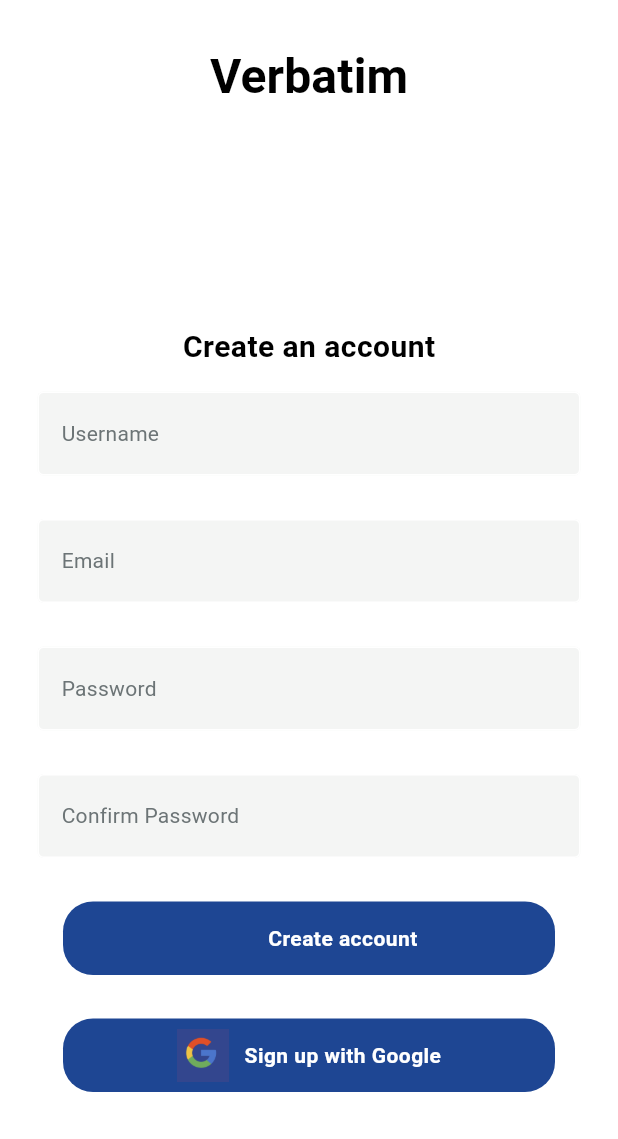
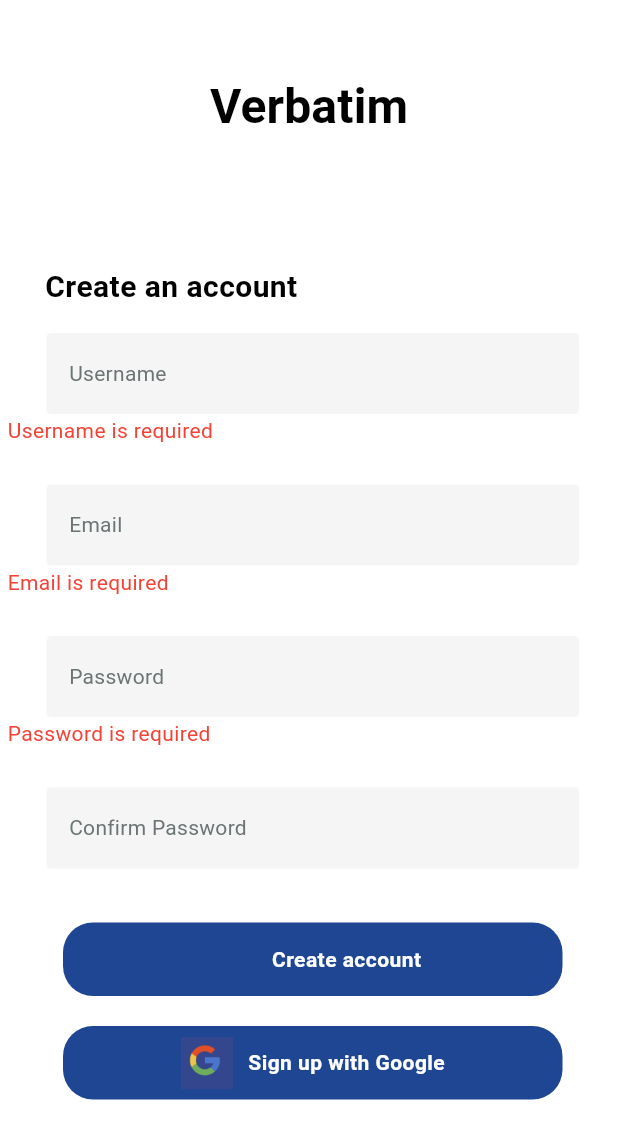
Before and after one commit to dartmouth-cs98-23f/verbatim_frontend, a Flutter app: the screen it shows after launch, after a tap on "Create account", on a phone screen of 412 x 824 dp. Shown: the top 1139 px of the screen. Run offline on Flutter 3.47's test engine with Material 3 defaults, Android fonts, the light colour scheme and no system bars; our stand-ins replace get; Roboto replaces fonts that are missing (Mulish, Poppins).

Commit message:
Updated sign up page--It can now make basic checks on the user's information when they sign up and the information is being saved in the verbatim database.

```diff
--- a/lib/Components/my_button.dart
+++ b/lib/Components/my_button.dart
@@ -15,10 +15,11 @@ class MyButton extends StatelessWidget {
 
   @override
   Widget build(BuildContext context) {
-    return GestureDetector(
+    return SafeArea(
+      child: GestureDetector(
         onTap: onTap,
         child: Container(
-        width: 328,
+          width: 333,
           height: 49,
           padding: const EdgeInsets.symmetric(horizontal: 18),
           decoration: ShapeDecoration(
@@ -61,6 +62,7 @@ class MyButton extends StatelessWidget {
             ],
           ),
         ),
+      ),
     );
   }
 }
--- a/lib/screens/signUp.dart
+++ b/lib/screens/signUp.dart
@@ -15,31 +15,13 @@ class SignUp extends StatefulWidget {
 
 class _SignUpState extends State<SignUp> {
   late String _backendResponse = "";
+  Map<String, Text> validationErrors = {};
   final usernameController = TextEditingController();
   final emailController = TextEditingController();
   final passwordController = TextEditingController();
+  final confirmPasswordController = TextEditingController();
 
-  Future<String> fetchFromBackend() async {
-    try {
-      final response =
-      await http.get(Uri.parse('http://localhost:8080/api/v1/helloWorld'));
-
-      if (response.statusCode == 200) {
-        // If the server did return a 200 OK response,
-        // then parse the JSON.
-        return response.body;
-      } else {
-        // If the server did not return a 200 OK response,
-        // then throw an exception.
-        //throw Exception('Failed to load album');
-        return "response.body";
-      }
-    } catch (E) {
-      return "something went wrong " + E.toString();
-    }
-  }
-
-  void signUp(BuildContext context, username, String email, String password) async {
+  void signUp(BuildContext context, username, String email, String password, String confirmPassword) async {
     final response = await http.post(
       Uri.parse('http://localhost:8080/api/v1/register'),
       headers: <String, String>{
@@ -64,22 +46,91 @@ class _SignUpState extends State<SignUp> {
     }
   }
 
-  void placeHolder(){
-    print('Successfully signed up!');
+  // To be implemented later
+  void signUpWithGoogle(){
+    print('Signing up with Google to be done later!');
   }
 
+  bool isValidEmail(String email) {
+    // Use a regular expression to validate email format
+    final emailRegex = RegExp(r"^[a-zA-Z0-9.!#$%&'*+/=?^_`{|}~-]+@[a-zA-Z0-9](?:[a-zA-Z0-9-]{0,253}[a-zA-Z0-9])?(?:\.[a-zA-Z0-9](?:[a-zA-Z0-9-]{0,253}[a-zA-Z0-9])?)*$");
+    return emailRegex.hasMatch(email);
+  }
+
+  void placeHolder(BuildContext context, String username, String email, String password, String confirmedPassword) {
+    // Clear any previous validation errors
+    setState(() {
+      validationErrors.clear();
+    });
+
+    validateField(username, "username", "Username is required");
+    validateField(email, "email", "Email is required");
+    validateField(password, "password", "Password is required");
+    validateField(confirmedPassword, "confirmedPassword", "Confirm your password");
+
+    // Check for specific validation rules
+    if (username.isNotEmpty) {
+      if (username.contains('@')) {
+        setValidationError("username", "Username should not contain the '@' character");
+      }
+    }
+
+    if (email.isNotEmpty && !isValidEmail(email)) {
+      setValidationError("email", "The email you provided is invalid. Verify again.");
+    }
+
+    if (password.isNotEmpty) {
+      if (password.length < 8) {
+        setValidationError("password", "Your password should be at least 8 characters long.");
+      }
+    }
+
+    if (password.isNotEmpty && password != confirmedPassword) {
+      setValidationError("passwordMismatch", "Passwords do not match.");
+    }
+
+    if (validationErrors.isEmpty) {
+      // Continue with sign-up
+      print('Successfully signed up with this info: $username, $email, $password, $confirmedPassword');
+      signUp(context, username, email, password, confirmedPassword);
+      print('After');
+    }
+  }
+
+  void validateField(String value, String fieldName, String errorMessage) {
+    if (value.isEmpty) {
+      setValidationError(fieldName, errorMessage);
+    }
+  }
+
+  void setValidationError(String field, String message) {
+    setState(() {
+      validationErrors[field] = Text(
+        message,
+        style: TextStyle(color: Colors.red),
+      );
+    });
+  }
+
+  Widget? getValidationErrorWidget(String field) {
+    return validationErrors.containsKey(field) ? validationErrors[field] : null;
+  }
 
   @override
   Widget build(BuildContext context) {
     return Scaffold(
       backgroundColor: Colors.white,
       body: SafeArea(
+        child: SingleChildScrollView(
           child: Center(
             child: Column(
               children: [
-              const SizedBox(height: 50),
-
-              Text('Verbatim',
+                Padding(
+                  padding: const EdgeInsets.only(top: 70.0),
+                  child: Align(
+                    alignment: Alignment.center,
+                    child: Text(
+                      'Verbatim',
                       style: TextStyle(
                         color: Colors.black,
                         fontSize: 32,
@@ -89,11 +140,16 @@ class _SignUpState extends State<SignUp> {
                         letterSpacing: 0.10,
                       ),
                     ),
+                  ),
+                ),
 
-              const SizedBox(height: 180),
-
-              Text('Create an account',
-                textAlign: TextAlign.left,
+                const SizedBox(height: 120),
+                Padding(
+                  padding: const EdgeInsets.only(left: 30.0),
+                  child: Align(
+                    alignment: Alignment.centerLeft,
+                    child: Text(
+                      'Create an account',
                       style: TextStyle(
                         color: Colors.black,
                         fontSize: 20,
@@ -103,54 +159,87 @@ class _SignUpState extends State<SignUp> {
                         letterSpacing: 0.30,
                       ),
                     ),
-
+                  ),
+                ),
+                Padding(
+                  padding: const EdgeInsets.only(left: 5.0),
+                  child: Column(
+                    crossAxisAlignment: CrossAxisAlignment.start,
+                    children: [
                       const SizedBox(height: 29),
-
                       MyTextField(
                         controller: usernameController,
                         hintText: 'Username',
                         obscureText: false,
                       ),
+                      Container(
+                        child: getValidationErrorWidget('username') ?? Container(),
+                      ),
 
-              const SizedBox(height: 29),
-
+                      const SizedBox(height: 25),
                       MyTextField(
                         controller: emailController,
                         hintText: 'Email',
                         obscureText: false,
                       ),
+                      Container(
+                        child: getValidationErrorWidget('email') ?? Container(),
+                      ),
 
-              const SizedBox(height: 29),
-
+                      const SizedBox(height: 25),
                       MyTextField(
                         controller: passwordController,
                         hintText: 'Password',
                         obscureText: true,
                       ),
+                      Container(
+                        child: getValidationErrorWidget('password') ?? Container(),
+                      ),
 
-              const SizedBox(height: 29),
-
+                      const SizedBox(height: 25),
                       MyTextField(
-                controller: passwordController,
+                        controller: confirmPasswordController,
                         hintText: 'Confirm Password',
                         obscureText: true,
                       ),
-
-              const SizedBox(height: 29),
-
+                      Container(
+                        child: getValidationErrorWidget('passwordMismatch') ?? Container(),
+                      ),
+                    ],
+                  ),
+                ),
+                Padding(
+                  padding: const EdgeInsets.only(left: 5.0), // Adjust the left padding as needed
+                  child: Column(
+                      crossAxisAlignment: CrossAxisAlignment.start,
+                      children: [
+                        const SizedBox(height: 35),
                         MyButton(
                           buttonText: 'Create account',
-                hasButtonImage: false, onTap: placeHolder,
+                          hasButtonImage: false,
+                          onTap: () {
+                            placeHolder(
+                              context,
+                              usernameController.text,
+                              emailController.text,
+                              passwordController.text,
+                              confirmPasswordController.text,
+                            );
+                          },
                         ),
-
-              const SizedBox(height: 29),
-
+                        const SizedBox(height: 20),
                         MyButton(
                           buttonText: 'Sign up with Google',
                           hasButtonImage: true,
-                onTap: placeHolder,
+                          onTap: () {
+                            signUpWithGoogle();
+                          },
                         ),
                     ],
+                  ),
+                ),
+              ],
+            ),
           ),
         ),
       ),
```
Also changed, not shown: lib/screens/draft.dart (deleted, +0 -125 lines), pubspec.lock. Lines whose indentation alone changed are shown as unchanged.
